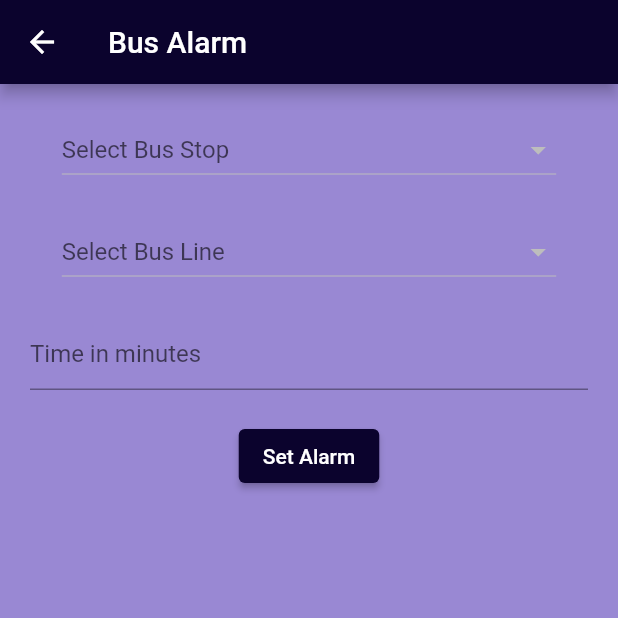
After one commit to blagojpetkov/Flutter_Project, a Flutter app: the screen it shows after launch, item 5 of the bottom bar chosen, after a tap on "Alarm", on a phone screen of 412 x 824 dp, the top half of it. The commit adds this screen. Run offline on Flutter 3.47's test engine with Material 2 defaults, Android fonts, the phone set to English and light mode, and no system bars; our stand-ins replace camera, flutter_local_notifications, flutter_tts, google_maps_flutter, location, permission_handler and 3 more; missing offline and left inert: google_mlkit_text_recognition; network calls fail.

Commit message:
Add basic notification settings and bus alarm

```diff
--- /dev/null
+++ b/lib/screens/bus_alarm_screen.dart
@@ -0,0 +1,175 @@
+import 'package:flutter/material.dart';
+import 'package:postojka/models/Arrival.dart';
+import 'package:postojka/models/BusStopLine.dart';
+import 'package:postojka/services/http_service.dart';
+import 'package:provider/provider.dart';
+import 'package:flutter_local_notifications/flutter_local_notifications.dart';
+
+class BusAlarmScreen extends StatefulWidget {
+  @override
+  _BusAlarmScreenState createState() => _BusAlarmScreenState();
+}
+
+class _BusAlarmScreenState extends State<BusAlarmScreen> {
+  FlutterLocalNotificationsPlugin flutterLocalNotificationsPlugin = FlutterLocalNotificationsPlugin();
+  final TextEditingController timeController = TextEditingController();
+  int? selectedBusStopId;
+  int? selectedLineId;
+  List<Arrival> arrivals = [];
+  List<BusStopLine> busStopLines = [];
+
+  @override
+  void initState() {
+    super.initState();
+    var initializationSettingsAndroid = AndroidInitializationSettings('@mipmap/ic_launcher');
+    var initializationSettings = InitializationSettings(android: initializationSettingsAndroid);
+    flutterLocalNotificationsPlugin.initialize(initializationSettings);
+  }
+
+
+  @override
+  Widget build(BuildContext context) {
+    final httpService = Provider.of<HttpService>(context);
+    double dropdownWidth =
+        MediaQuery.of(context).size.width * 0.8; // 80% of screen width
+
+    return Scaffold(
+      appBar: AppBar(title: Text('Bus Alarm')),
+      body: Padding(
+        padding: const EdgeInsets.all(20.0),
+        child: Column(
+          children: [
+            Container(
+              width: dropdownWidth,
+              child: DropdownButton<int>(
+                hint: Text('Select Bus Stop'),
+                value: selectedBusStopId,
+                items: busStopsDropdownItems(),
+                onChanged: (int? value) {
+                  setState(() {
+                    selectedBusStopId = value;
+                    selectedLineId = null; // Clear previously selected line
+                    updateLinesDropdown(selectedBusStopId);
+                  });
+                },
+                isExpanded: true,
+              ),
+            ),
+            SizedBox(height: 20),
+            Container(
+              width: dropdownWidth,
+              child: DropdownButton<int>(
+                hint: Text('Select Bus Line'),
+                value: selectedLineId,
+                items: linesDropdownItems(),
+                onChanged: (int? value) {
+                  setState(() {
+                    selectedLineId = value;
+                  });
+                },
+                isExpanded: true,
+              ),
+            ),
+            SizedBox(height: 20),
+            TextField(
+              controller: timeController,
+              keyboardType: TextInputType.number,
+              decoration: InputDecoration(hintText: 'Time in minutes'),
+            ),
+            SizedBox(height: 20),
+            ElevatedButton(
+              onPressed: () {
+                setAlarm(int.parse(timeController.text));
+              },
+              child: Text('Set Alarm'),
+            ),
+          ],
+        ),
+      ),
+    );
+  }
+
+  List<DropdownMenuItem<int>> busStopsDropdownItems() {
+    final httpService = Provider.of<HttpService>(context, listen: false);
+    return httpService.stops.map((busStop) {
+      return DropdownMenuItem(
+        child: Text(busStop.name),
+        value: busStop.id,
+      );
+    }).toList();
+  }
+
+   void updateLinesDropdown(int? busStopId) {
+    if (busStopId == null) return;
+    final httpService = Provider.of<HttpService>(context, listen: false);
+    busStopLines = httpService.busStopLines
+        .where((line) => line.stopId == busStopId)
+        .toList();
+
+  }
+
+  void fetchArrivals(){
+    final httpService = Provider.of<HttpService>(context, listen: false);
+    arrivals = busStopLines.expand((line) {
+      return line.remainingTime.map((time) => Arrival(
+          lineId: line.lineId,
+          timeInMinutes: (time / 60).round(),
+          lineName: httpService.lines
+              .firstWhere((busLine) => busLine.id == line.lineId)
+              .name
+          ));
+    }).toList();
+  }
+
+  List<DropdownMenuItem<int>> linesDropdownItems() {
+    final httpService = Provider.of<HttpService>(context, listen: false);
+
+    // Extract unique line IDs first
+    final uniqueLineIds = busStopLines.map((line) => line.lineId).toSet().toList();
+
+    return uniqueLineIds.map((lineId) {
+      final busLine = httpService.lines.firstWhere((l) => l.id == lineId);
+      final lineName =
+          busLine.name;
+
+      return DropdownMenuItem(
+        child: Text(lineName),
+        value: lineId,
+      );
+    }).toList();
+  }
+
+  void setAlarm(int minutes) {
+    var alarmArrivals = arrivals.where((arrival) =>
+        arrival.lineId == selectedLineId &&
+        (arrival.timeInMinutes <= minutes &&
+            arrival.timeInMinutes >=
+                minutes - 5));
+
+    if (alarmArrivals.isNotEmpty) {
+      // Sending a local notification
+      print("Calling send notification");
+      _sendNotification();
+    }
+    else{
+      print("Not sending notification");
+    }
+  }
+
+  void _sendNotification() async {
+    var androidPlatformChannelSpecifics = const AndroidNotificationDetails(
+      'bus_alarm_channel_id',
+      'Bus Alarm',
+      channelDescription: 'Notification for bus arrival',
+      importance: Importance.max,
+      priority: Priority.high,
+    );
+    var platformChannelSpecifics = NotificationDetails(android: androidPlatformChannelSpecifics);
+    await flutterLocalNotificationsPlugin.show(
+      0, // Notification ID
+      'Bus Arrival Alert',
+      'The bus is about to arrive!',
+      platformChannelSpecifics,
+    );
+  }
+}
--- a/lib/screens/map_screen.dart
+++ b/lib/screens/map_screen.dart
@@ -23,6 +23,7 @@ class _MapScreenState extends State<MapScreen> {
   void initState() {
     enableLocationService();
     _timer = Timer.periodic(Duration(seconds: 30), (timer) async {
+      print("Updating user location with timer");
       await getLocationUpdate();
     });
     super.initState();
--- a/lib/screens/settings_screen.dart
+++ b/lib/screens/settings_screen.dart
@@ -1,5 +1,6 @@
 import 'package:flutter/material.dart';
 import 'package:postojka/models/enumerations/app_screens.dart';
+import 'package:postojka/screens/bus_alarm_screen.dart';
 import 'package:postojka/screens/camera_screen.dart';
 import 'package:postojka/screens/ocr_result_screen.dart';
 import 'package:postojka/screens/weather_screen.dart';
@@ -81,6 +82,17 @@ class SettingsScreen extends StatelessWidget {
                   },
             child: Text('Weather'),
           ),
+          SizedBox(height: 10),
+          ElevatedButton(
+            onPressed: () {
+                    Navigator.of(context).push(
+                      MaterialPageRoute(
+                        builder: (context) => BusAlarmScreen(),
+                      ),
+                    );
+                  },
+            child: Text('Alarm'),
+          ),
         ],
       ),
     );
--- a/pubspec.yaml
+++ b/pubspec.yaml
@@ -44,6 +44,7 @@ dependencies:
   google_mlkit_text_recognition: ^0.5.0
   permission_handler: ^10.2.0
   shared_preferences: ^2.2.1
+  flutter_local_notifications: ^12.0.4
 dev_dependencies:
   flutter_test:
     sdk: flutter
```
Also changed, not shown: pubspec.lock, 1 other file.
